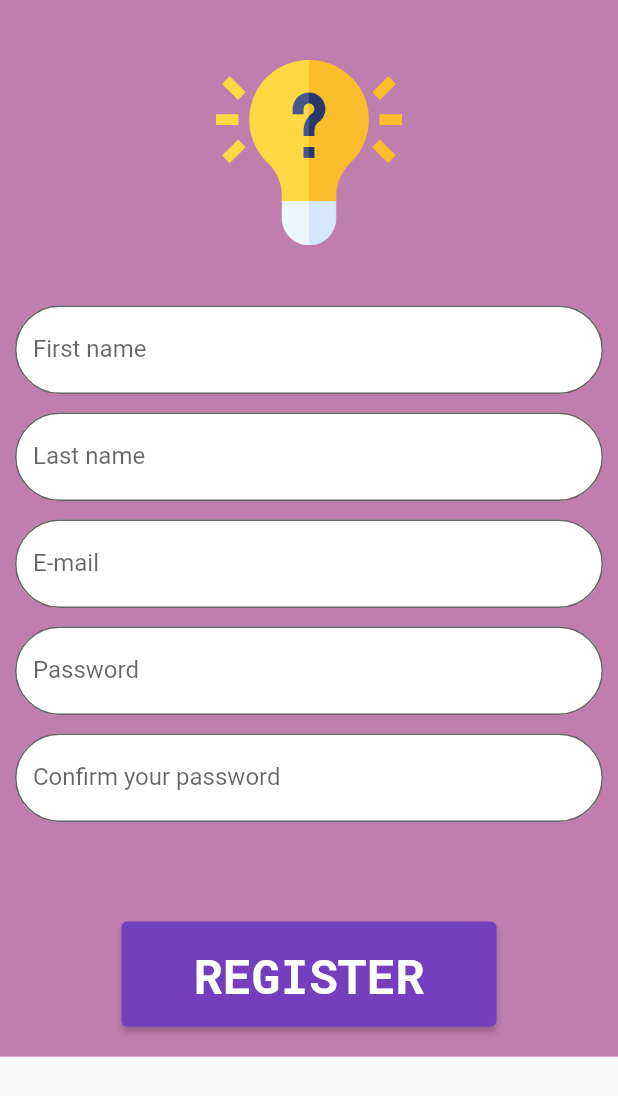
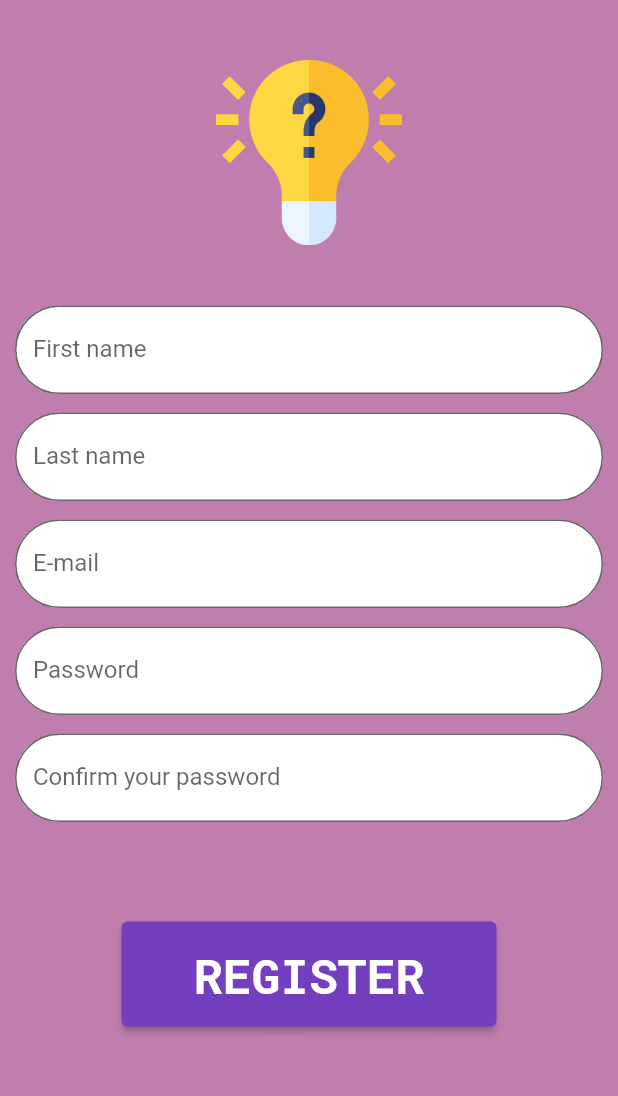
Before and after one commit to nagaoka-thiago/quiz_snowman_app, a Flutter app: the RegisterPageWidget screen opened directly, on a phone screen of 412 x 824 dp. Shown: the top 1096 px of the screen. Run offline on Flutter 3.47's test engine with Material 2 defaults, Android fonts, the light colour scheme and no system bars; our stand-ins replace cloud_firestore, curved_navigation_bar, dio, firebase_core, google_fonts; missing offline and left inert: multiselect; accounts and stored records are empty.

Commit message:
fixed height in register page

```diff
--- a/lib/pages/register_page.dart
+++ b/lib/pages/register_page.dart
@@ -56,6 +56,7 @@ class _RegisterPageWidgetState extends State<RegisterPageWidget> {
       child: Scaffold(
           body: SingleChildScrollView(
         child: Container(
+          height: MediaQuery.of(context).size.height,
           color: const Color.fromARGB(255, 191, 126, 174),
           child: Column(
             children: [
```
